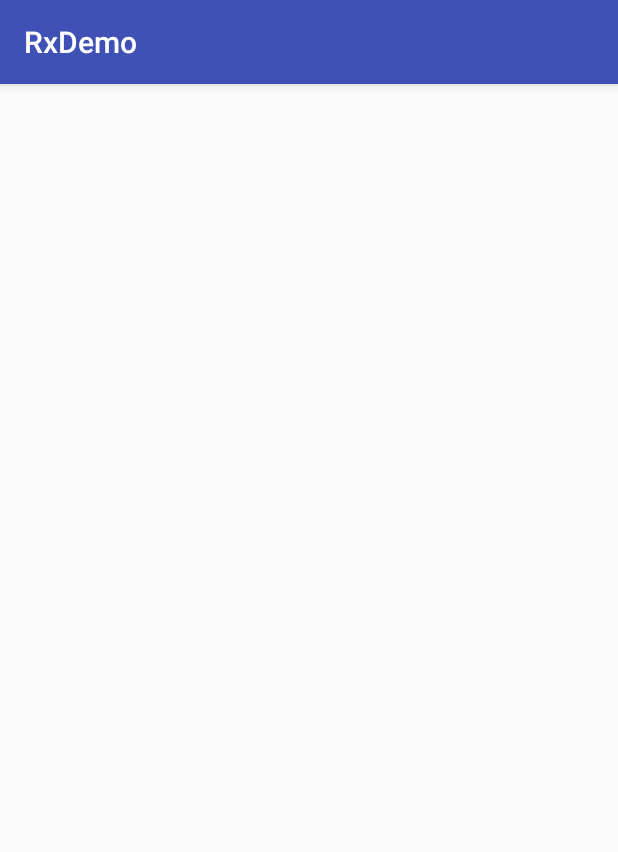
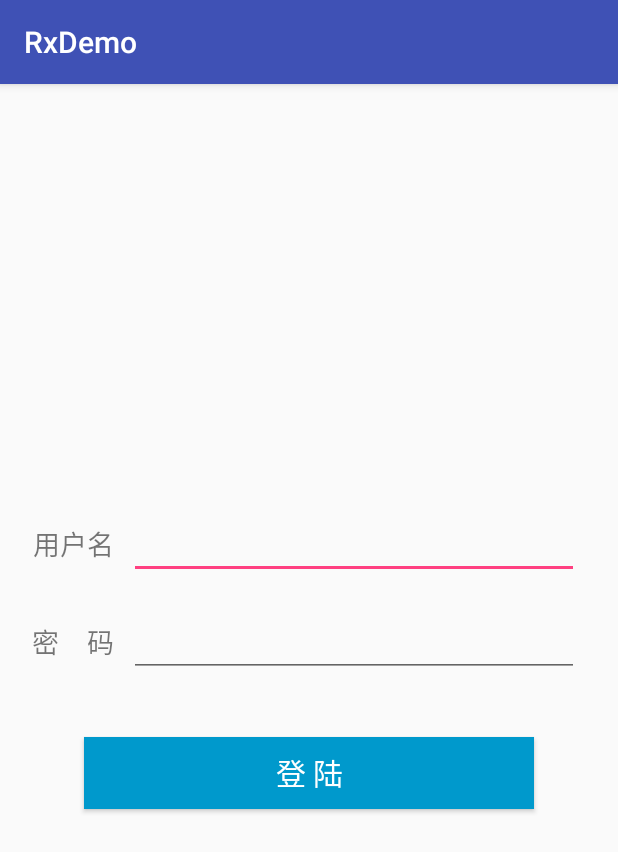
Before and after one commit to purple09/RxDemo, an Android app: the ViewActivity screen opened directly, with no data from a screen before it, on a phone screen of 412 x 824 dp. Shown: the top 852 px of the screen. Run offline under Robolectric (Android 15) with nearby library versions, the phone set to English and light mode, and no system bars; our stand-ins replace ButterKnife; libraries missing offline, so code that uses them is left out: com.jakewharton.rxbinding, rx.functions; 2 statements that could not run were skipped.

Commit message:
rxBinding的栗子

```diff
--- a/app/src/main/AndroidManifest.xml
+++ b/app/src/main/AndroidManifest.xml
@@ -36,10 +36,6 @@
         </activity>
         <activity android:name=".OkHttpActivity">
         </activity>
-        <activity
-            android:name=".Main2Activity"
-            android:theme="@style/StyledIndicators">
-        </activity>
         <activity android:name=".ViewActivity">
         </activity>
     </application>
--- a/app/src/main/java/com/purple/rxdemo/MainActivity.java
+++ b/app/src/main/java/com/purple/rxdemo/MainActivity.java
@@ -41,7 +41,7 @@ public class MainActivity extends AppCompatActivity {
         datas.add(new Pair("just test", TestActivity.class));
         datas.add(new Pair("timer", TimerActivity.class));
         datas.add(new Pair("okhttp", OkHttpActivity.class));
-
+        datas.add(new Pair("view", ViewActivity.class));
         // datas.add(new Pair("Main2Activity", Main2Activity.class));
     }
 }
--- a/app/src/main/java/com/purple/rxdemo/ViewActivity.java
+++ b/app/src/main/java/com/purple/rxdemo/ViewActivity.java
@@ -1,13 +1,54 @@
 package com.purple.rxdemo;
 
+import android.os.Bundle;
 import android.support.v7.app.AppCompatActivity;
-import android.os.Bundle;
+import android.widget.Button;
+import android.widget.EditText;
+import android.widget.TextView;
+import android.widget.Toast;
+
+import com.jakewharton.rxbinding.view.RxView;
+import com.jakewharton.rxbinding.widget.RxTextView;
+
+import butterknife.Bind;
+import butterknife.ButterKnife;
+import rx.Observable;
+import rx.functions.Action1;
 
 public class ViewActivity extends AppCompatActivity {
+
+
+    @Bind(R.id.et_username)
+    EditText et_username;
+    @Bind(R.id.et_password)
+    EditText et_password;
+    @Bind(R.id.bt_login)
+    Button bt_login;
+
 
     @Override
     protected void onCreate(Bundle savedInstanceState) {
         super.onCreate(savedInstanceState);
         setContentView(R.layout.activity_view);
+        ButterKnife.bind(this);
+        init();
+    }
+
+    private void init() {
+        RxView.clicks(bt_login).subscribe(aVoid ->
+                Toast.makeText(ViewActivity.this, "点击了Login", Toast.LENGTH_SHORT).show()
+        );
+        Observable.combineLatest(observableEt(et_username), observableEt(et_password),
+                (isUsernameOk, isPasswordOk) ->
+                        isUsernameOk && isPasswordOk
+        ).subscribe(isOk -> bt_login.setEnabled(isOk));
+
+    }
+
+    private Observable<Boolean> observableEt(EditText et) {
+        return RxTextView.textChanges(et).map(charSequence -> {
+            String str = charSequence.toString().trim();
+            return str != null && !"".equals(str);
+        });
     }
 }
--- /dev/null
+++ b/app/src/main/res/drawable/bt_bg.xml
@@ -0,0 +1,5 @@
+<?xml version="1.0" encoding="utf-8"?>
+<selector xmlns:android="http://schemas.android.com/apk/res/android">
+    <item android:drawable="@android:color/holo_blue_dark" android:state_enabled="true" />
+    <item android:drawable="@android:color/darker_gray" android:state_enabled="false" />
+</selector>
--- a/app/src/main/res/layout/activity_view.xml
+++ b/app/src/main/res/layout/activity_view.xml
@@ -1,6 +1,5 @@
 <?xml version="1.0" encoding="utf-8"?>
-<RelativeLayout
-    xmlns:android="http://schemas.android.com/apk/res/android"
+<RelativeLayout xmlns:android="http://schemas.android.com/apk/res/android"
     xmlns:tools="http://schemas.android.com/tools"
     android:layout_width="match_parent"
     android:layout_height="match_parent"
@@ -10,6 +9,65 @@
     android:paddingTop="@dimen/activity_vertical_margin"
     tools:context="com.purple.rxdemo.ViewActivity">
 
+    <LinearLayout
+        android:layout_width="match_parent"
+        android:layout_height="match_parent"
+        android:gravity="center"
+        android:orientation="vertical">
+
+        <LinearLayout
+            android:layout_width="match_parent"
+            android:layout_height="wrap_content">
+
+            <TextView
+                android:layout_width="wrap_content"
+                android:layout_height="wrap_content"
+                android:gravity="right"
+                android:minWidth="60dp"
+                android:text="用户名"
+                android:textSize="18sp" />
+
+            <EditText
+                android:id="@+id/et_username"
+                android:layout_width="match_parent"
+                android:layout_height="wrap_content"
+                android:layout_marginLeft="10dp"
+                android:layout_marginRight="10dp" />
+        </LinearLayout>
+
+        <LinearLayout
+            android:layout_width="match_parent"
+            android:layout_height="wrap_content"
+            android:layout_marginTop="20dp">
+
+            <TextView
+                android:layout_width="wrap_content"
+                android:layout_height="wrap_content"
+                android:gravity="right"
+                android:minWidth="60dp"
+                android:text="密    码"
+                android:textSize="18sp" />
+
+            <EditText
+                android:id="@+id/et_password"
+                android:layout_width="match_parent"
+                android:layout_height="wrap_content"
+                android:layout_marginLeft="10dp"
+                android:layout_marginRight="10dp" />
+        </LinearLayout>
+
+        <Button
+            android:id="@+id/bt_login"
+            android:layout_width="match_parent"
+            android:layout_height="wrap_content"
+            android:layout_marginLeft="40dp"
+            android:layout_marginRight="40dp"
+            android:layout_marginTop="40dp"
+            android:background="@drawable/bt_bg"
+            android:text="登 陆"
+            android:textColor="@android:color/white"
+            android:textSize="20dp" />
+    </LinearLayout>
 
 
 </RelativeLayout>
```
